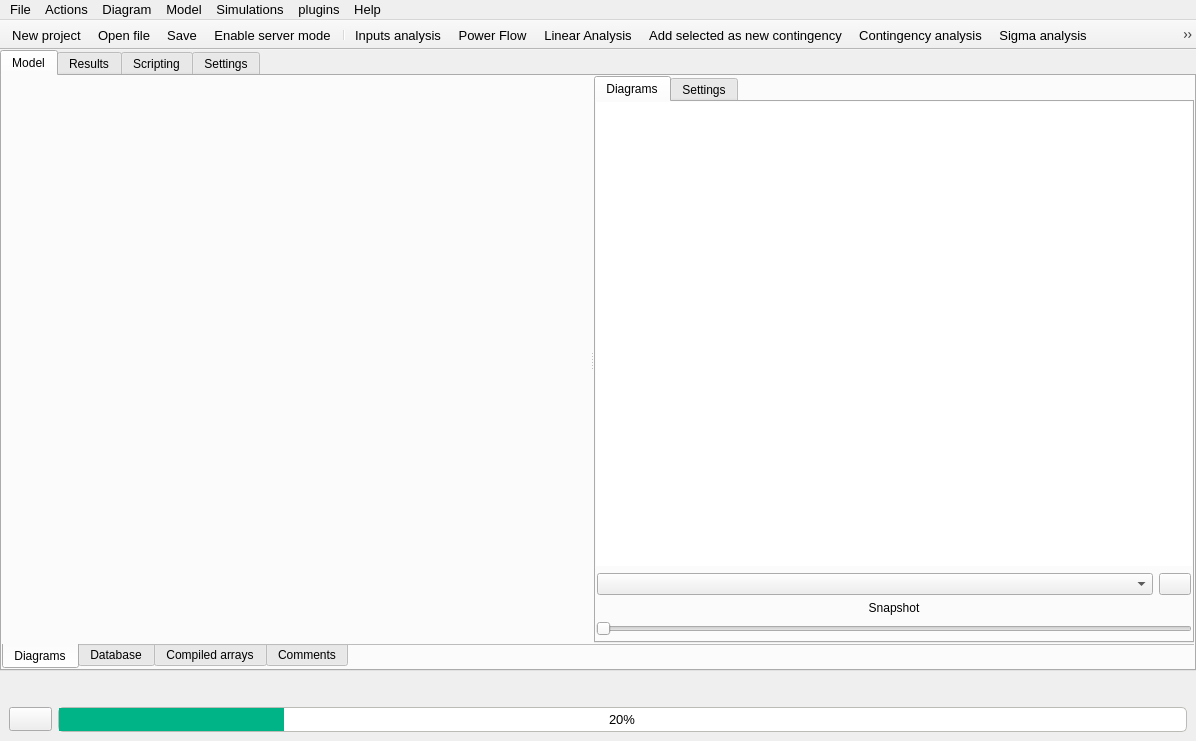
Qt form src/GridCal/Gui/Main/MainWindow.ui (SanPen/GridCal) before a commit.
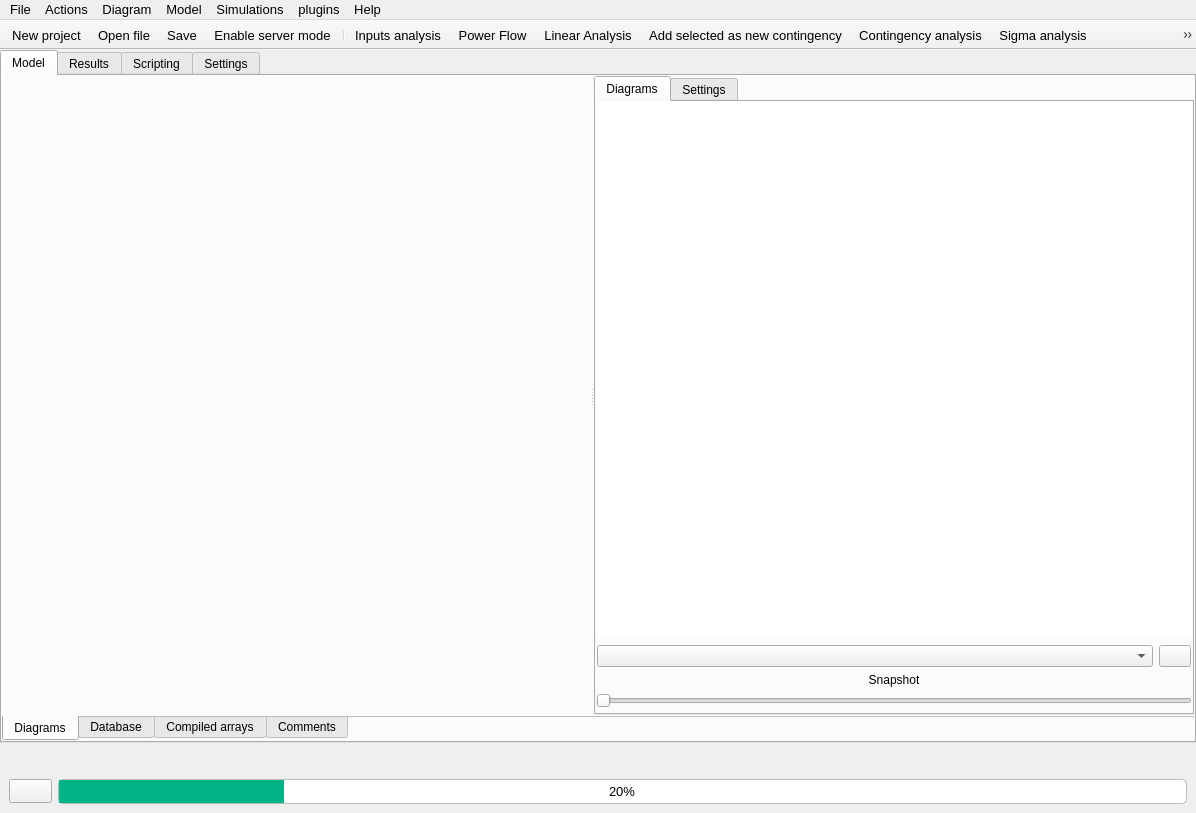
The same form after that commit. Icons and pictures are not drawn.

The edit to the form file:
```diff
--- a/src/GridCal/Gui/Main/MainWindow.ui
+++ b/src/GridCal/Gui/Main/MainWindow.ui
@@ -7,7 +7,7 @@
     <x>0</x>
     <y>0</y>
     <width>1196</width>
-    <height>741</height>
+    <height>813</height>
    </rect>
   </property>
   <property name="baseSize">
```
Left out of the diff: 27 changed lines with no effect on the pictures.
